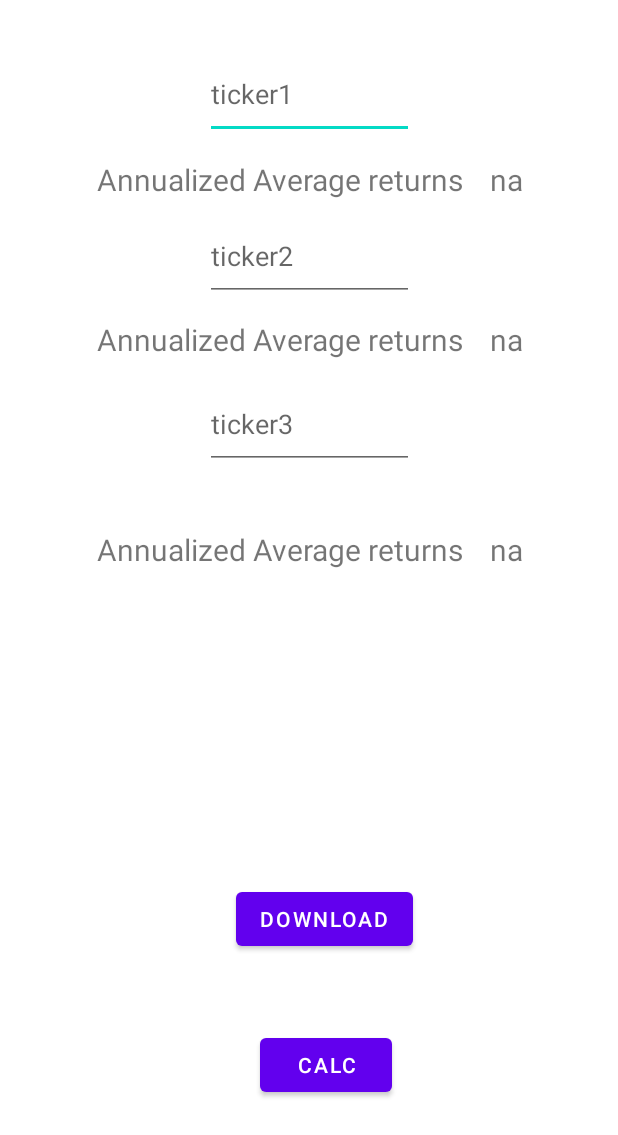
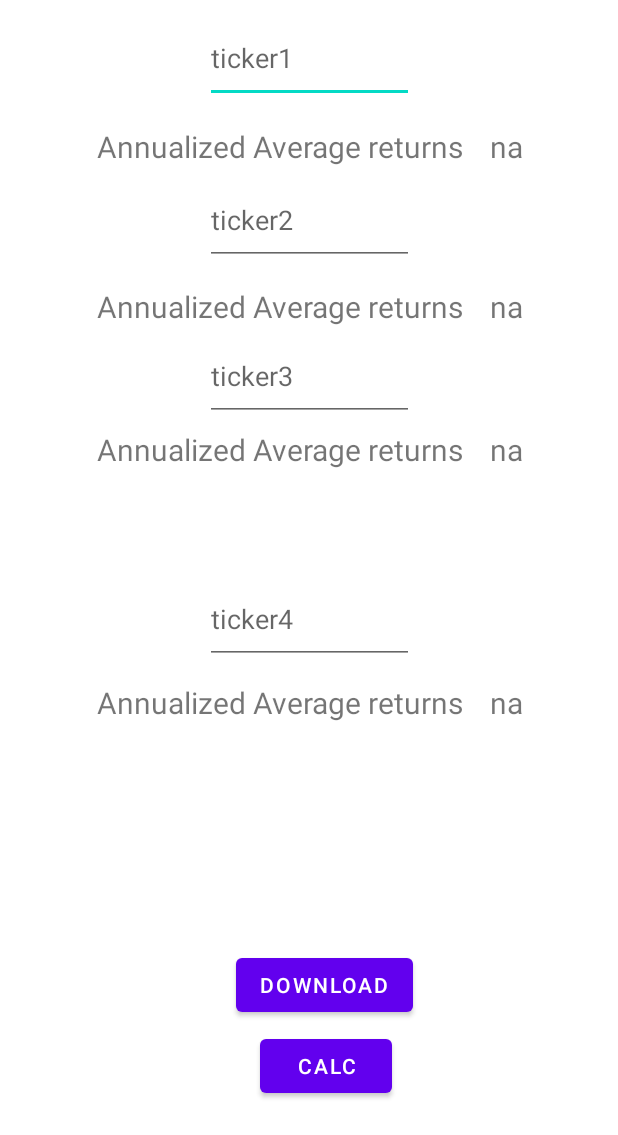
Before and after one commit to roystonlek/cs205-android, an Android app: the screen it shows after launch (MainActivity), after a tap on "DOWNLOAD", on a phone screen of 412 x 824 dp, the part 101-1236 px from its top. Run offline under Robolectric (Android 15) with nearby library versions, the phone set to English and light mode, and no system bars.

Commit message:
added one more ticker and made it a percentage instead of a decimal value

```diff
--- a/app/src/main/java/com/example/serviceexample/MainActivity.java
+++ b/app/src/main/java/com/example/serviceexample/MainActivity.java
@@ -23,8 +23,8 @@ import com.example.serviceexample.*;
 public class MainActivity extends AppCompatActivity{
 
     private Button start, calc;
-    private TextView result , result1 , result2;
-    private EditText ticker , ticker1,ticker2;
+    private TextView result , result1 , result2 , result3;
+    private EditText ticker , ticker1,ticker2 , ticker3;
 
 //    Uri CONTENT_URI = Uri.parse("content://com.example.serviceexample.HistoricalDataProvider/history");
     private BroadcastReceiver myBroadcastReceiver;
@@ -41,9 +41,11 @@ public class MainActivity extends AppCompatActivity{
         result = (TextView) findViewById(R.id.textview_result);
         result1 = (TextView) findViewById(R.id.textview_result2);
         result2 = (TextView)findViewById(R.id.textview_result3);
+        result3 = (TextView)findViewById(R.id.textview_result4);
         ticker = (EditText) findViewById(R.id.edit_ticker);
         ticker1 = (EditText) findViewById(R.id.edit_ticker1);
         ticker2 = (EditText) findViewById(R.id.edit_ticker2);
+        ticker3 = (EditText) findViewById(R.id.edit_ticker3);
 
         // start service, pass ticker info via an intent
         //button .setOnclick
@@ -63,9 +65,14 @@ public class MainActivity extends AppCompatActivity{
                 startService(intent1);
 
                 Intent intent2 = new Intent(getApplicationContext(), MyService.class);
-                intent1.putExtra("ticker", String.valueOf(ticker2.getText()));
-                intent1.putExtra("result", R.id.textview_result3);
-                startService(intent1);
+                intent2.putExtra("ticker", String.valueOf(ticker2.getText()));
+                intent2.putExtra("result", R.id.textview_result3);
+                startService(intent2);
+
+                Intent intent3 = new Intent(getApplicationContext(), MyService.class);
+                intent3.putExtra("ticker", String.valueOf(ticker3.getText()));
+                intent3.putExtra("result", R.id.textview_result4);
+                startService(intent3);
             }
         });
 
--- a/app/src/main/java/com/example/serviceexample/MyBroadcastReceiver.java
+++ b/app/src/main/java/com/example/serviceexample/MyBroadcastReceiver.java
@@ -71,7 +71,8 @@ public class MyBroadcastReceiver extends BroadcastReceiver {
                     Log.v("sumret is ", String.valueOf(sum_returns ));
                     Log.v("sumret is ", String.valueOf(count ));
                     double annRet = Math.sqrt(250) * sum_returns / (double)count;
-                    result.setText(String.format("%.2f", annRet));
+                    String toRet = String.format("%.2f", annRet*100.0);
+                    result.setText(toRet + "%");
                     Log.v("nibaba= ", String.valueOf(result_id));
                 }
             });
--- a/app/src/main/res/layout/activitymain.xml
+++ b/app/src/main/res/layout/activitymain.xml
@@ -34,7 +34,7 @@
         app:layout_constraintVertical_bias="0.033" />
 
     <TextView
-        android:id="@+id/textView4"
+        android:id="@+id/textview_first4"
         android:layout_width="wrap_content"
         android:layout_height="wrap_content"
         android:text="@string/param1"
@@ -44,7 +44,20 @@
         app:layout_constraintHorizontal_bias="0.383"
         app:layout_constraintStart_toStartOf="parent"
         app:layout_constraintTop_toBottomOf="@+id/edit_ticker2"
-        app:layout_constraintVertical_bias="0.16" />
+        app:layout_constraintVertical_bias="0.017" />
+
+    <TextView
+        android:id="@+id/textview_first5"
+        android:layout_width="wrap_content"
+        android:layout_height="wrap_content"
+        android:text="@string/param1"
+        android:textSize="20sp"
+        app:layout_constraintBottom_toTopOf="@id/start_button"
+        app:layout_constraintEnd_toEndOf="parent"
+        app:layout_constraintHorizontal_bias="0.383"
+        app:layout_constraintStart_toStartOf="parent"
+        app:layout_constraintTop_toBottomOf="@+id/edit_ticker3"
+        app:layout_constraintVertical_bias="0.075" />
 
     <TextView
         android:id="@+id/textview_result"
@@ -85,15 +98,28 @@
         app:layout_constraintBottom_toTopOf="@+id/start_button"
         app:layout_constraintEnd_toEndOf="parent"
         app:layout_constraintHorizontal_bias="0.222"
-        app:layout_constraintStart_toEndOf="@+id/textView4"
+        app:layout_constraintStart_toEndOf="@+id/textview_first4"
         app:layout_constraintTop_toBottomOf="@+id/edit_ticker2"
-        app:layout_constraintVertical_bias="0.16" />
+        app:layout_constraintVertical_bias="0.017" />
+
+    <TextView
+        android:id="@+id/textview_result4"
+        android:layout_width="wrap_content"
+        android:layout_height="wrap_content"
+        android:text="na"
+        android:textSize="20sp"
+        app:layout_constraintBottom_toTopOf="@+id/start_button"
+        app:layout_constraintEnd_toEndOf="parent"
+        app:layout_constraintHorizontal_bias="0.222"
+        app:layout_constraintStart_toEndOf="@+id/textview_first5"
+        app:layout_constraintTop_toBottomOf="@+id/edit_ticker3"
+        app:layout_constraintVertical_bias="0.075" />
 
     <EditText
         android:id="@+id/edit_ticker"
         android:layout_width="139dp"
         android:layout_height="60dp"
-        android:layout_marginTop="100dp"
+        android:layout_marginTop="76dp"
         android:layout_marginEnd="136dp"
         android:layout_marginRight="136dp"
         android:ems="10"
@@ -106,7 +132,7 @@
         android:id="@+id/edit_ticker1"
         android:layout_width="139dp"
         android:layout_height="60dp"
-        android:layout_marginTop="208dp"
+        android:layout_marginTop="184dp"
         android:layout_marginEnd="136dp"
         android:layout_marginRight="136dp"
         android:ems="10"
@@ -119,7 +145,7 @@
         android:id="@+id/edit_ticker2"
         android:layout_width="139dp"
         android:layout_height="60dp"
-        android:layout_marginTop="320dp"
+        android:layout_marginTop="288dp"
         android:layout_marginEnd="136dp"
         android:layout_marginRight="136dp"
         android:ems="10"
@@ -127,6 +153,23 @@
         android:inputType="textPersonName"
         app:layout_constraintEnd_toEndOf="parent"
         app:layout_constraintTop_toTopOf="parent" />
+
+    <EditText
+        android:id="@+id/edit_ticker3"
+        android:layout_width="139dp"
+        android:layout_height="60dp"
+        android:layout_marginTop="76dp"
+        android:layout_marginEnd="136dp"
+        android:layout_marginRight="136dp"
+        android:ems="10"
+        android:hint="ticker4"
+        android:inputType="textPersonName"
+        app:layout_constraintBottom_toBottomOf="parent"
+        app:layout_constraintEnd_toEndOf="parent"
+        app:layout_constraintHorizontal_bias="1.0"
+        app:layout_constraintStart_toStartOf="parent"
+        app:layout_constraintTop_toTopOf="parent"
+        app:layout_constraintVertical_bias="0.544" />
 
     <TextView
         android:id="@+id/mainTitleTop"
@@ -146,7 +189,7 @@
         android:id="@+id/start_button"
         android:layout_width="wrap_content"
         android:layout_height="wrap_content"
-        android:layout_marginBottom="120dp"
+        android:layout_marginBottom="76dp"
         android:text="Download"
         app:layout_constraintBottom_toBottomOf="parent"
         app:layout_constraintEnd_toEndOf="parent"
@@ -163,7 +206,7 @@
         app:layout_constraintHorizontal_bias="0.535"
         app:layout_constraintStart_toStartOf="parent"
         app:layout_constraintTop_toBottomOf="@+id/start_button"
-        app:layout_constraintVertical_bias="0.685" />
+        app:layout_constraintVertical_bias="0.222" />
 
     <!--new one added here-->
 
```
